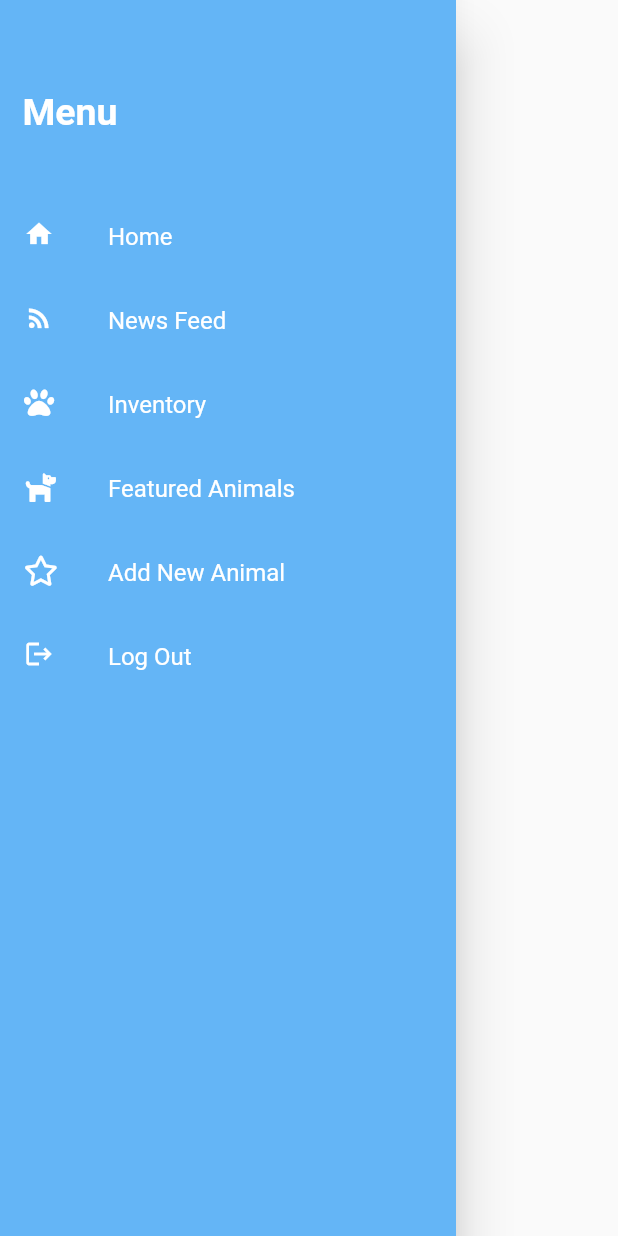
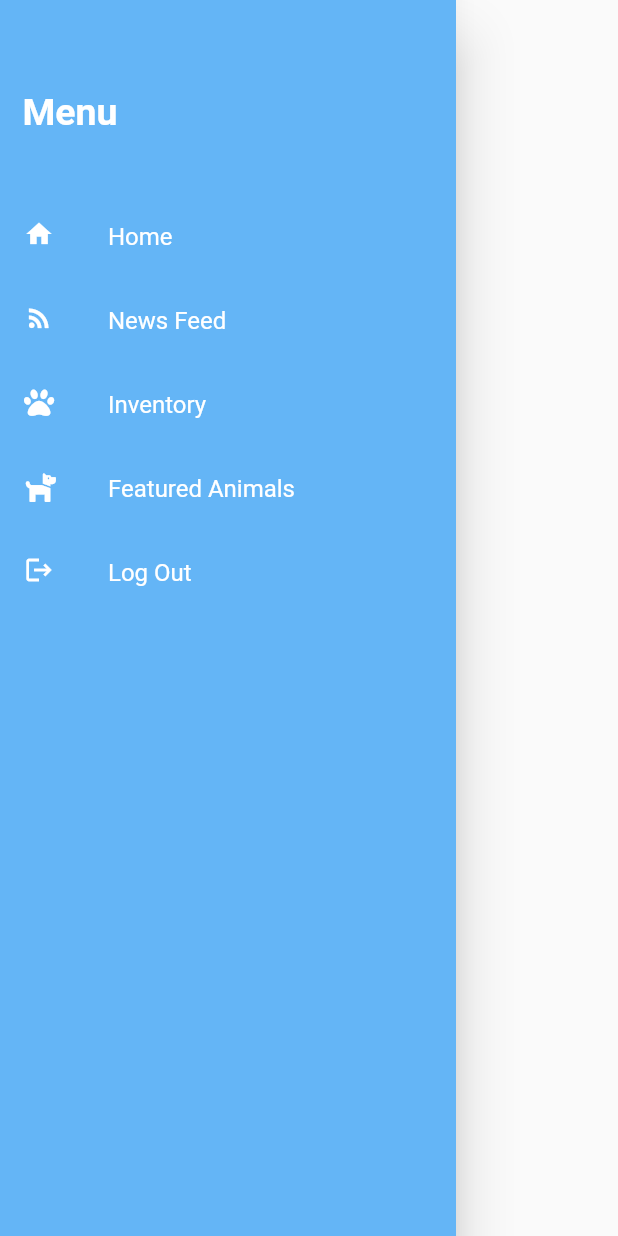
Before and after one commit to duanegoodner/pet_searcher, a Flutter app: the AdminDrawer widget shown alone on an empty page, opened directly, after a tap on "Home", on a phone screen of 412 x 824 dp. Run offline on Flutter 3.47's test engine with Material 2 defaults, Android fonts, the phone set to English and light mode, and no system bars; our stand-ins replace cloud_firestore, firebase_auth, firebase_core, font_awesome_flutter; accounts and stored records are empty.

Commit message:
Home screens (#18)
* Created drawer; added dependency for font package

* Start of the layout of admin home page; cleaned up admin_drawer code

* Create news.json

Co-authored-by: duanegoodner <55758382+duanegoodner@users.noreply.github.com>

```diff
--- a/lib/widgets/admin_drawer.dart
+++ b/lib/widgets/admin_drawer.dart
@@ -1,13 +1,13 @@
 import 'package:flutter/material.dart';
-import 'package:firebase_auth/firebase_auth.dart' as fb_auth;
 import 'package:font_awesome_flutter/font_awesome_flutter.dart';
-import 'package:pet_matcher/screens/add_pet_screen.dart';
-import 'package:provider/provider.dart';
 import 'package:pet_matcher/screens/admin_home_screen.dart';
 import 'package:pet_matcher/screens/landing_screen.dart';
 import '../models/app_user.dart';
 
+
 class AdminDrawer extends StatelessWidget {
+
+
   @override
   Widget build(BuildContext context) {
     return Drawer(
@@ -20,11 +20,9 @@ class AdminDrawer extends StatelessWidget {
               Container(
                 height: 120,
                 width: double.infinity,
-              padding:
-                  EdgeInsets.only(top: 50, left: 15, right: 20, bottom: 20),
+                padding: EdgeInsets.only(top: 50, left: 15, right: 20, bottom: 20),
                 alignment: Alignment.centerLeft,
-              child: Text(
-                'Menu',
+                child: Text('Menu',
                   style: TextStyle(
                     fontSize: 25,
                     fontWeight: FontWeight.bold,
@@ -32,80 +30,32 @@ class AdminDrawer extends StatelessWidget {
                   ),
                 ),
               ),
-            SizedBox(height: 10),
-            buildListTile(
-              title: 'Home',
-              icon: Icons.home,
-              onTap: () {
-                pushAdminHome(context);
-              },
-            ),
-            buildListTile(
-              title: 'News Feed',
-              icon: Icons.rss_feed,
-              onTap: () {
-                pushAdminHome(context);
-              },
-            ),
-            buildListTile(
-              title: 'Inventory',
-              icon: FontAwesomeIcons.paw,
-              onTap: () {
-                pushAdminHome(context);
-              },
-            ),
-            buildListTile(
-              title: 'Featured Animals',
-              icon: FontAwesomeIcons.dog,
-              onTap: () {
-                pushAdminHome(context);
-              },
-            ),
-            buildListTile(
-              title: 'Add New Animal',
-              icon: FontAwesomeIcons.star,
-              onTap: () {
-                pushAddPetScreen(context);
-              },
-            ),
-            buildListTile(
-              title: 'Log Out',
-              icon: Icons.logout,
-              onTap: () {
-                logout(context);
-              },
-            ),
+              SizedBox(
+                height: 10),
+                buildListTile(context, 'Home', Icons.home),
+                buildListTile(context, 'News Feed', Icons.rss_feed),
+                buildListTile(context, 'Inventory', FontAwesomeIcons.paw),
+                buildListTile(context, 'Featured Animals', FontAwesomeIcons.dog),
+                buildListTile(context, 'Log Out', Icons.logout),
             ],
           ),
         ),
     );
   }
 
-  Widget buildListTile({String title, IconData icon, Function onTap}) {
+  Widget buildListTile(BuildContext context, String title, IconData icon) {
     return ListTile(
-      leading: Icon(
-        icon,
+      leading: Icon(icon,
         color: Colors.white,
         size: 20,
       ),
-      title: Text(
-        title,
+      title: Text(title,
         style: TextStyle(color: Colors.white),
       ),
-      onTap: onTap,
+      onTap: () {
+        Navigator.of(context).pushNamed(AdminHomeScreen.routeName);
+      },
     );
   }
 
-  void pushAdminHome(BuildContext context) {
-    Navigator.of(context).pushNamed(AdminHomeScreen.routeName);
 }
-
-  void pushAddPetScreen(BuildContext context) {
-    Navigator.of(context).pushNamed(AddPetScreen.routeName);
-  }
-
-  void logout(BuildContext context) async {
-    await Provider.of<fb_auth.FirebaseAuth>(context, listen: false).signOut();
-    Navigator.of(context).popUntil((route) => route.isFirst);
-  }
-}
```
Lines whose indentation alone changed are shown as unchanged.
